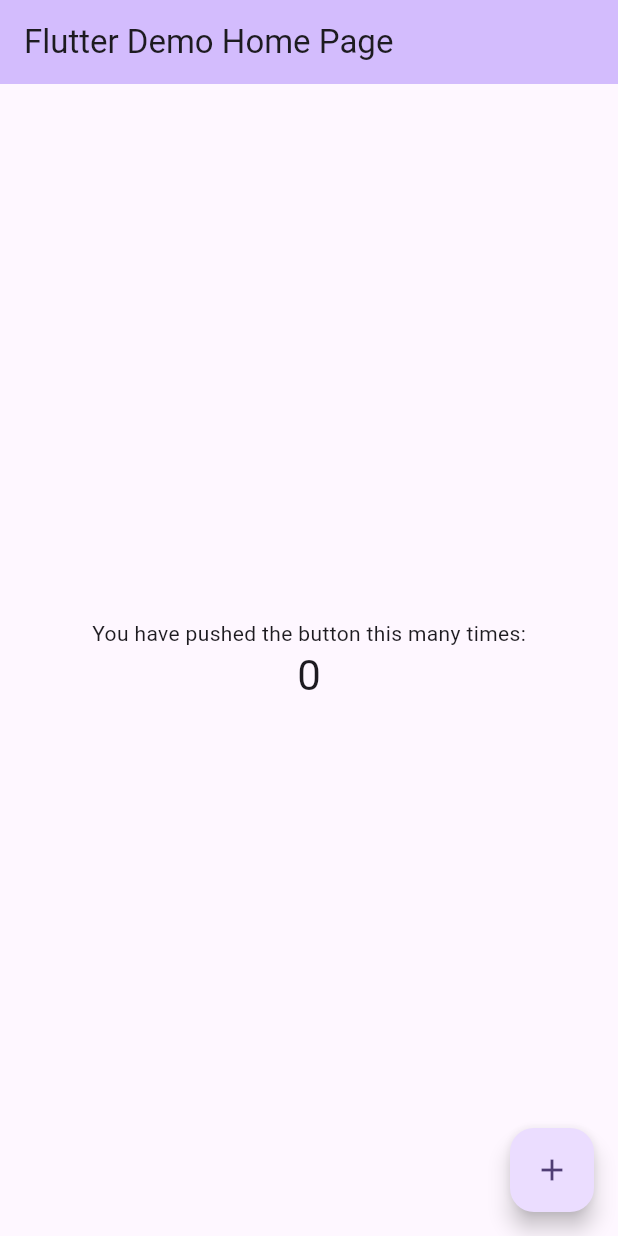
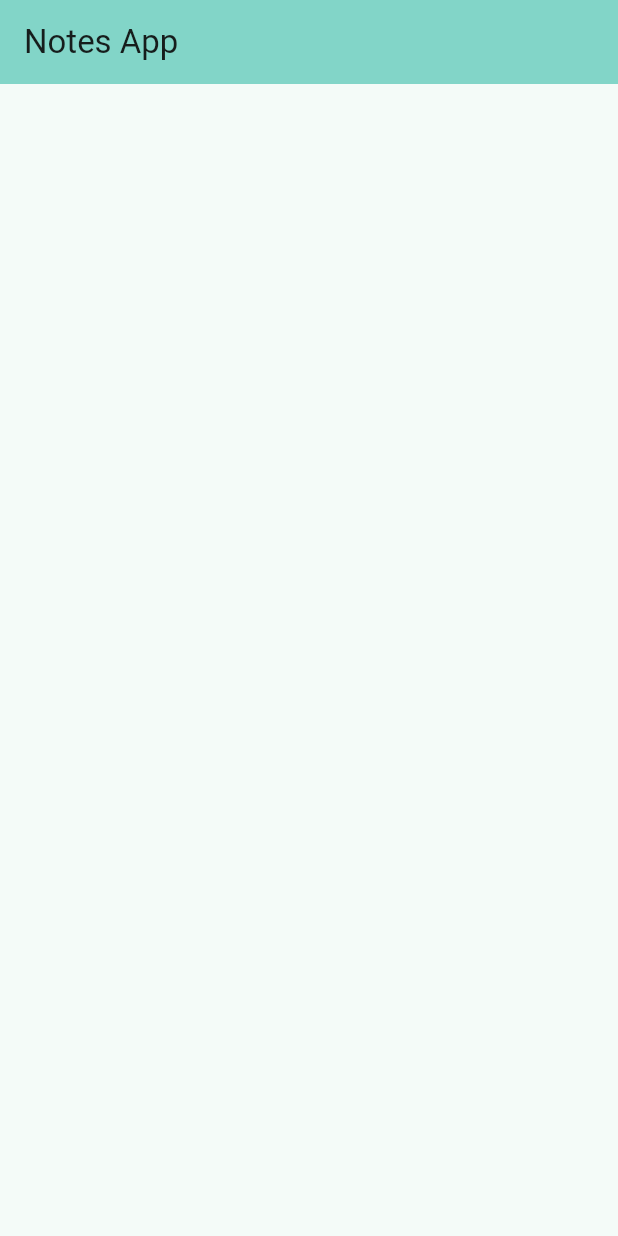
Before and after one commit to marcoxmediran/flutter_flask_practice, a Flutter app: the screen it shows after launch, on a phone screen of 412 x 824 dp. Run offline on Flutter 3.47's test engine with Material 3 defaults, Android fonts, the phone set to English and light mode, and no system bars.

Commit message:
chore: clean up main.dart

```diff
--- a/notes_app/lib/main.dart
+++ b/notes_app/lib/main.dart
@@ -11,112 +11,31 @@
   @override
   Widget build(BuildContext context) {
     return MaterialApp(
-      title: 'Flutter Demo',
+      title: 'Notes App',
       theme: ThemeData(
-        // This is the theme of your application.
-        //
-        // TRY THIS: Try running your application with "flutter run". You'll see
-        // the application has a purple toolbar. Then, without quitting the app,
-        // try changing the seedColor in the colorScheme below to Colors.green
-        // and then invoke "hot reload" (save your changes or press the "hot
-        // reload" button in a Flutter-supported IDE, or press "r" if you used
-        // the command line to start the app).
-        //
-        // Notice that the counter didn't reset back to zero; the application
-        // state is not lost during the reload. To reset the state, use hot
-        // restart instead.
-        //
-        // This works for code too, not just values: Most code changes can be
-        // tested with just a hot reload.
-        colorScheme: ColorScheme.fromSeed(seedColor: Colors.deepPurple),
+        colorScheme: ColorScheme.fromSeed(seedColor: Colors.teal),
       ),
-      home: const MyHomePage(title: 'Flutter Demo Home Page'),
+      home: const MyHomePage(),
     );
   }
 }
 
 class MyHomePage extends StatefulWidget {
-  const MyHomePage({super.key, required this.title});
-
-  // This widget is the home page of your application. It is stateful, meaning
-  // that it has a State object (defined below) that contains fields that affect
-  // how it looks.
-
-  // This class is the configuration for the state. It holds the values (in this
-  // case the title) provided by the parent (in this case the App widget) and
-  // used by the build method of the State. Fields in a Widget subclass are
-  // always marked "final".
-
-  final String title;
+  const MyHomePage({super.key});
 
   @override
   State<MyHomePage> createState() => _MyHomePageState();
 }
 
 class _MyHomePageState extends State<MyHomePage> {
-  int _counter = 0;
-
-  void _incrementCounter() {
-    setState(() {
-      // This call to setState tells the Flutter framework that something has
-      // changed in this State, which causes it to rerun the build method below
-      // so that the display can reflect the updated values. If we changed
-      // _counter without calling setState(), then the build method would not be
-      // called again, and so nothing would appear to happen.
-      _counter++;
-    });
-  }
-
   @override
   Widget build(BuildContext context) {
-    // This method is rerun every time setState is called, for instance as done
-    // by the _incrementCounter method above.
-    //
-    // The Flutter framework has been optimized to make rerunning build methods
-    // fast, so that you can just rebuild anything that needs updating rather
-    // than having to individually change instances of widgets.
     return Scaffold(
       appBar: AppBar(
-        // TRY THIS: Try changing the color here to a specific color (to
-        // Colors.amber, perhaps?) and trigger a hot reload to see the AppBar
-        // change color while the other colors stay the same.
         backgroundColor: Theme.of(context).colorScheme.inversePrimary,
-        // Here we take the value from the MyHomePage object that was created by
-        // the App.build method, and use it to set our appbar title.
-        title: Text(widget.title),
+        title: Text('Notes App'),
       ),
-      body: Center(
-        // Center is a layout widget. It takes a single child and positions it
-        // in the middle of the parent.
-        child: Column(
-          // Column is also a layout widget. It takes a list of children and
-          // arranges them vertically. By default, it sizes itself to fit its
-          // children horizontally, and tries to be as tall as its parent.
-          //
-          // Column has various properties to control how it sizes itself and
-          // how it positions its children. Here we use mainAxisAlignment to
-          // center the children vertically; the main axis here is the vertical
-          // axis because Columns are vertical (the cross axis would be
-          // horizontal).
-          //
-          // TRY THIS: Invoke "debug painting" (choose the "Toggle Debug Paint"
-          // action in the IDE, or press "p" in the console), to see the
-          // wireframe for each widget.
-          mainAxisAlignment: MainAxisAlignment.center,
-          children: <Widget>[
-            const Text('You have pushed the button this many times:'),
-            Text(
-              '$_counter',
-              style: Theme.of(context).textTheme.headlineMedium,
-            ),
-          ],
-        ),
-      ),
-      floatingActionButton: FloatingActionButton(
-        onPressed: _incrementCounter,
-        tooltip: 'Increment',
-        child: const Icon(Icons.add),
-      ), // This trailing comma makes auto-formatting nicer for build methods.
+      body: Center(),
     );
   }
 }
```
